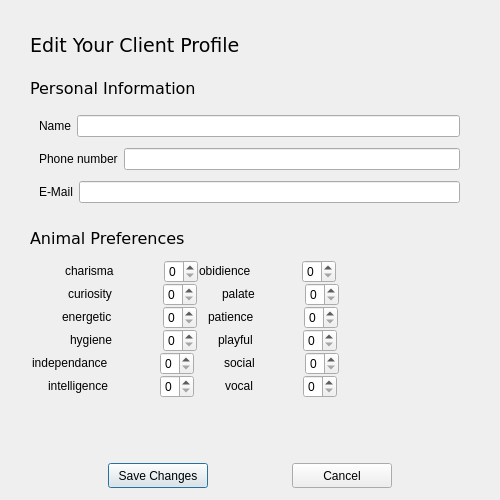
The window that editclient.ui (ColeMacdonald1709/comp3004) describes before a commit, drawn with Qt 5.
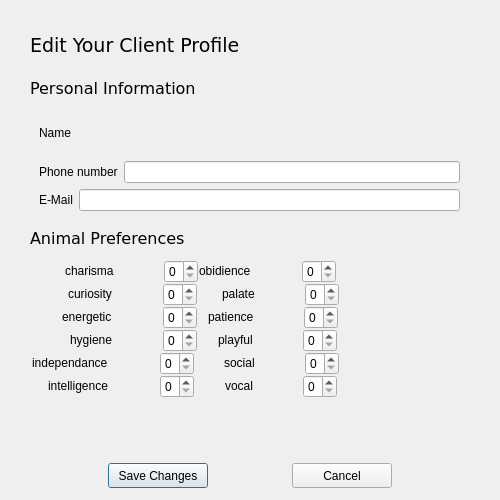
The same window after the commit.

Patch:
```diff
--- a/editclient.ui
+++ b/editclient.ui
@@ -57,7 +57,11 @@
        </widget>
       </item>
       <item>
-       <widget class="QLineEdit" name="txtName"/>
+       <widget class="QLabel" name="name_label_txt">
+        <property name="text">
+         <string/>
+        </property>
+       </widget>
       </item>
      </layout>
     </item>
@@ -125,7 +129,7 @@
     <set>Qt::AlignLeading|Qt::AlignLeft|Qt::AlignVCenter</set>
    </property>
   </widget>
-  <widget class="QWidget" name="">
+  <widget class="QWidget" name="layoutWidget">
    <property name="geometry">
     <rect>
      <x>30</x>
```
